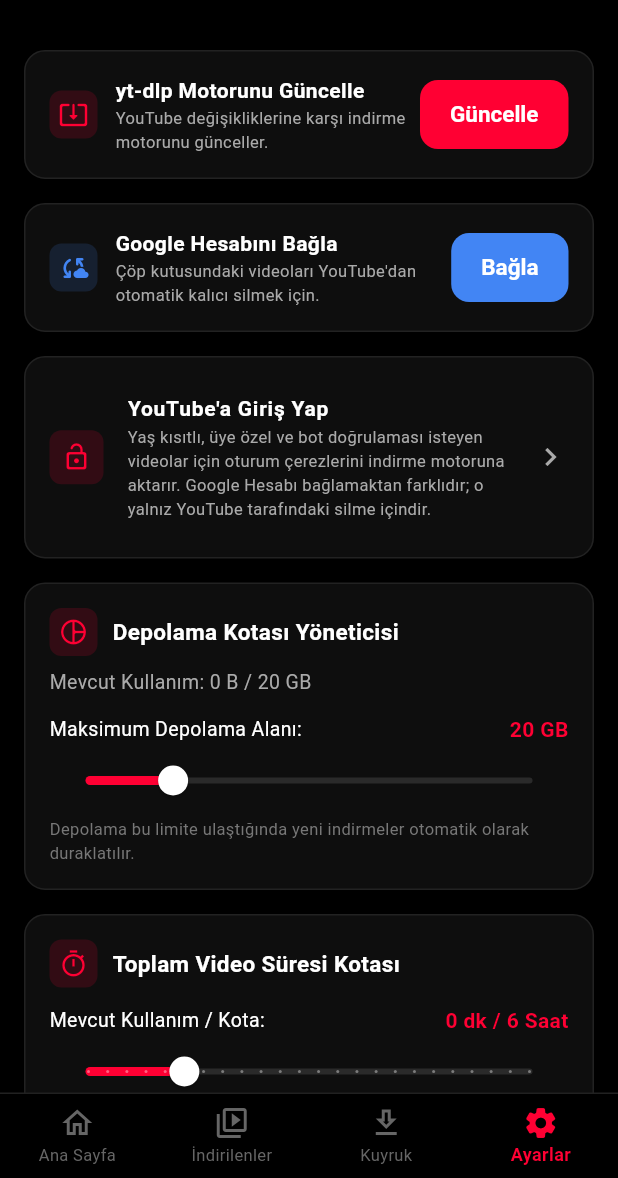
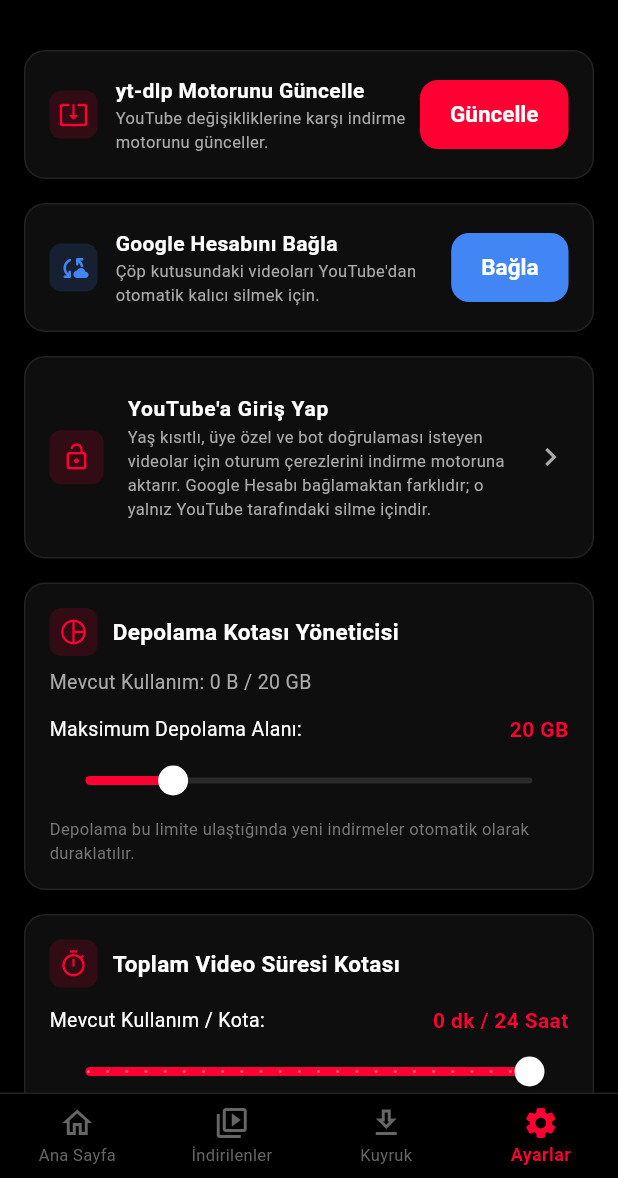
Before and after one commit to sadpapatya11/offline-youtube, a Flutter app: the screen it shows after launch, item 4 of the bottom bar chosen, on a phone screen of 412 x 824 dp, the part 58-1236 px from its top. Run offline on Flutter 3.47's test engine with Material 3 defaults, Android fonts, the light colour scheme and no system bars; our stand-ins replace connectivity_plus, google_sign_in, package_info_plus, permission_handler, shared_preferences, video_player and 2 more; missing offline and left inert: googleapis, workmanager; statements that could not run were skipped.

Commit message:
fix(playlist): bypass selection screen and increase duration limit

```diff
--- a/lib/models/app_settings.dart
+++ b/lib/models/app_settings.dart
@@ -18,7 +18,7 @@
 
   const AppSettings({
     this.maxStorageLimitGB = 20,
-    this.maxVideoDurationHours = 6,
+    this.maxVideoDurationHours = 10000,
     this.networkMode = NetworkRestrictionMode.anyWifi, // Varsaylan Sadece Wi-Fi
     this.customDownloadPath = StorageManager.defaultHiddenPath,
     this.autoDownloadOnPaste = true,
```
Also changed, not shown: lib/ui/screens/home_screen.dart (+3 -19 lines), 1 other file.
